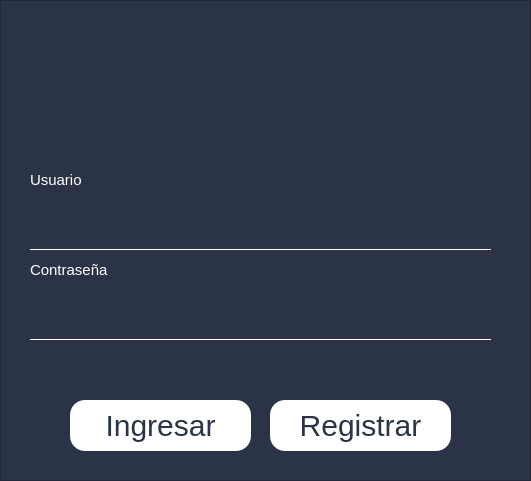
Simon010717/EasyParkingPy, file ui_py/login.ui: the form before one commit.
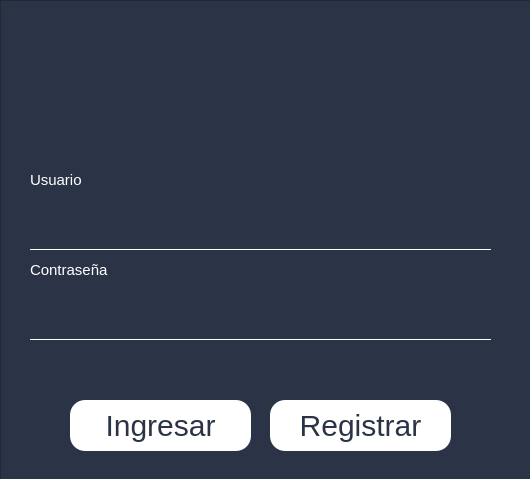
The form after the commit. Icons and pictures are not drawn.

```diff
--- a/ui_py/login.ui
+++ b/ui_py/login.ui
@@ -6,8 +6,8 @@
    <rect>
     <x>0</x>
     <y>0</y>
-    <width>531</width>
-    <height>481</height>
+    <width>530</width>
+    <height>479</height>
    </rect>
   </property>
   <property name="windowTitle">
```
